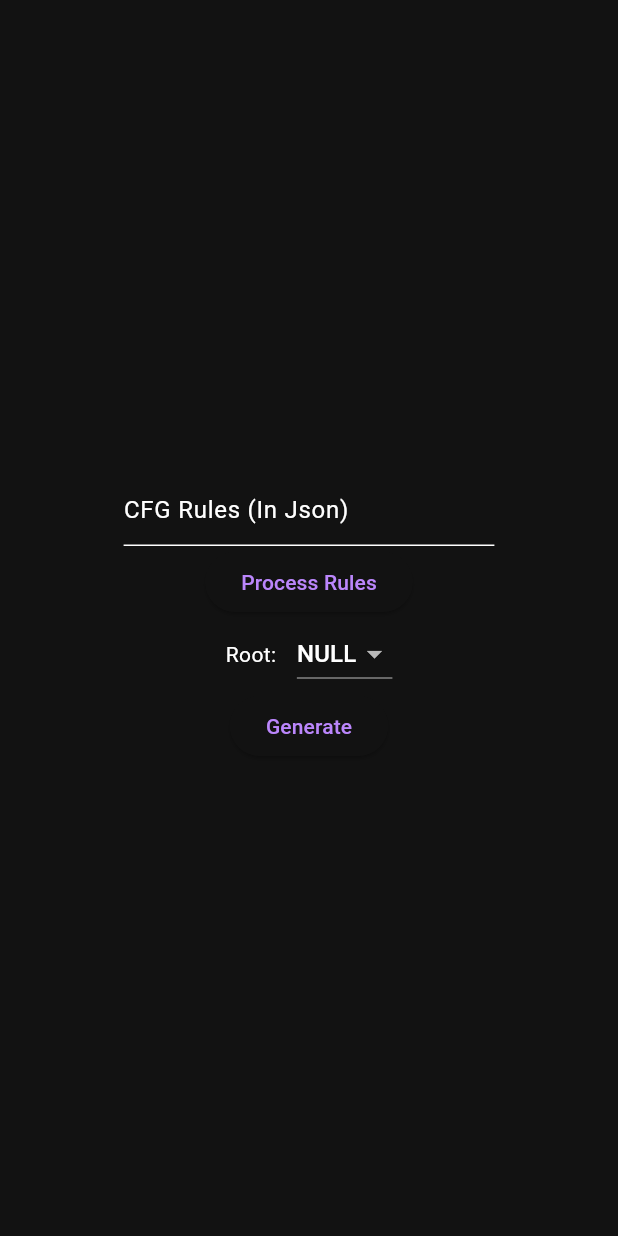
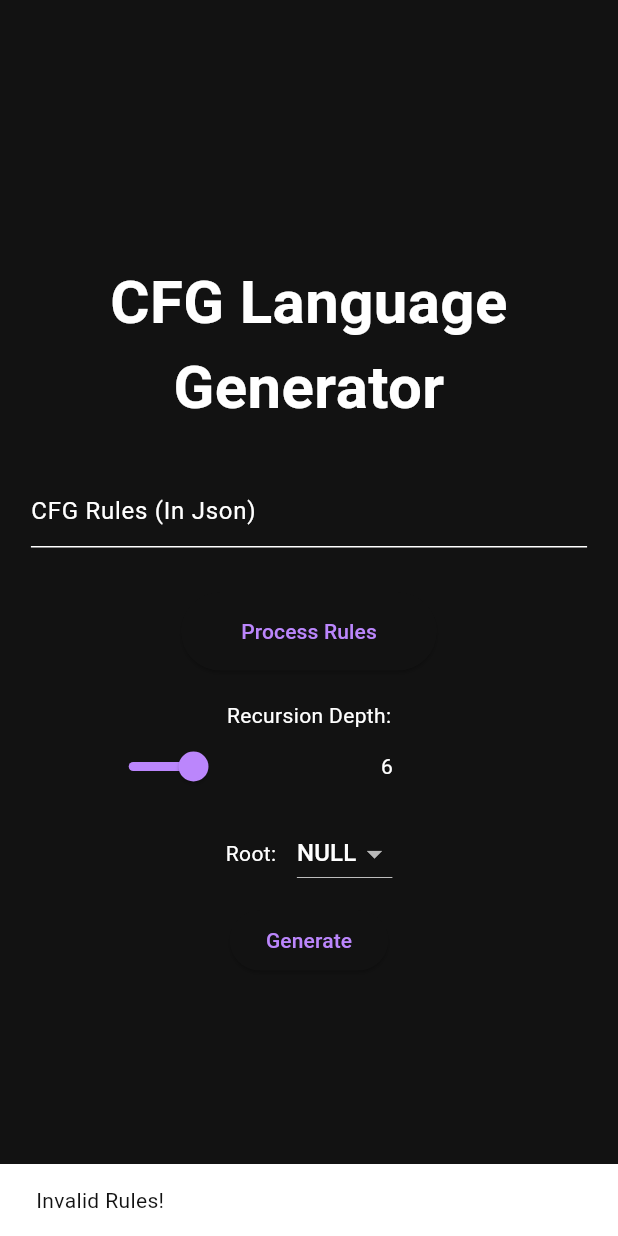
Before and after one commit to C41f0N/cfg_language_generator_flutter, a Flutter app: the screen it shows after launch, after a tap on "Process Rules", on a phone screen of 412 x 824 dp. Run offline on Flutter 3.47's test engine with Material 3 defaults, Android fonts, the phone set to English and light mode, and no system bars.

Commit message:
poori banali

```diff
--- a/lib/data/cfg_generator.dart
+++ b/lib/data/cfg_generator.dart
@@ -20,10 +20,15 @@ class CfgGenerator extends ChangeNotifier {
     return true;
   }
 
-  void setProdRules(String rulesString) {
-    prodRules = json.decode(rulesString);
-
+  bool setProdRules(String rulesString) {
+    prodRules = {};
     terminSym = [];
+    root = "";
+    try {
+      prodRules = json.decode(rulesString);
+    } catch (exception) {
+      return false;
+    }
     for (List<dynamic> options in prodRules.values.toList()) {
       for (String option in options) {
         for (String element in option.split("+")) {
@@ -34,9 +39,8 @@ class CfgGenerator extends ChangeNotifier {
       }
     }
 
-    print(terminSym);
-
     notifyListeners();
+    return true;
   }
 
   List<String> getNodes() {
@@ -71,8 +75,8 @@ class CfgGenerator extends ChangeNotifier {
         if (prodRules.containsKey(symbol)) {
           for (var evaluation in prodRules[symbol]) {
             String newS = s.replaceFirst(symbol, evaluation, 0);
-            String rule = "$symbol -> ${prodRules[symbol]}";
-            String newRulesUsed = "$rulesUsed\n$rule\n$newS\n\n";
+            String rule = "${i + 1}) $symbol -> ${prodRules[symbol]}";
+            String newRulesUsed = " $rulesUsed\n$rule\n$newS\n\n";
 
             evaluate(newS, d, i + 1, newRulesUsed);
           }
--- a/lib/screens/home_screen.dart
+++ b/lib/screens/home_screen.dart
@@ -27,11 +27,22 @@ class _HomeScreenState extends State<HomeScreen> {
           body: Center(
             child: Padding(
               padding: EdgeInsets.symmetric(
-                horizontal: MediaQuery.of(context).size.width * 0.2,
+                horizontal:
+                    MediaQuery.of(context).size.width <
+                            MediaQuery.of(context).size.height
+                        ? MediaQuery.of(context).size.width * 0.05
+                        : MediaQuery.of(context).size.width * 0.2,
               ),
               child: Column(
                 mainAxisAlignment: MainAxisAlignment.center,
                 children: [
+                  Text(
+                    "CFG Language Generator",
+                    style: TextStyle(fontSize: 40, fontWeight: FontWeight.bold),
+                    textAlign: TextAlign.center,
+                  ),
+                  SizedBox(height: 30),
+
                   TextField(
                     decoration: InputDecoration(
                       hintText: "CFG Rules (In Json)",
@@ -39,12 +50,54 @@ class _HomeScreenState extends State<HomeScreen> {
                     controller: prodRulesController,
                     maxLines: null,
                   ),
+                  SizedBox(height: 30),
                   ElevatedButton(
                     onPressed: () {
-                      generator.setProdRules(prodRulesController.text);
+                      bool result = generator.setProdRules(
+                        prodRulesController.text,
+                      );
+
+                      if (result) {
+                        ScaffoldMessenger.of(context).removeCurrentSnackBar();
+                        ScaffoldMessenger.of(context).showSnackBar(
+                          SnackBar(content: Text("Rules Updated")),
+                        );
+                      } else {
+                        ScaffoldMessenger.of(context).removeCurrentSnackBar();
+                        ScaffoldMessenger.of(context).showSnackBar(
+                          SnackBar(content: Text("Invalid Rules!")),
+                        );
+                      }
                     },
+                    child: Padding(
+                      padding: const EdgeInsets.all(16.0),
                       child: Text("Process Rules"),
                     ),
+                  ),
+                  SizedBox(height: 20),
+                  Text("Recursion Depth:"),
+                  Padding(
+                    padding: EdgeInsets.symmetric(
+                      horizontal: MediaQuery.of(context).size.width * 0.1,
+                    ),
+
+                    child: Row(
+                      children: [
+                        Slider(
+                          value: generator.maxDepth / 20,
+                          onChanged: (x) {
+                            x *= 20;
+                            setState(() {
+                              generator.maxDepth = x.toInt();
+                            });
+                          },
+                        ),
+                        Text(generator.maxDepth.toString()),
+                      ],
+                    ),
+                  ),
+                  SizedBox(height: 10),
+
                   Row(
                     mainAxisAlignment: MainAxisAlignment.center,
                     children: [
@@ -64,14 +117,18 @@ class _HomeScreenState extends State<HomeScreen> {
                       ),
                     ],
                   ),
+
+                  SizedBox(height: 10),
                   ElevatedButton(
                     onPressed: () {
+                      if (generator.root.isNotEmpty) {
                         showDialog(
                           context: context,
                           builder:
                               (context) => SizedBox(
                                 width: MediaQuery.of(context).size.width * 0.4,
-                              height: MediaQuery.of(context).size.height * 0.4,
+                                height:
+                                    MediaQuery.of(context).size.height * 0.4,
                                 child: AlertDialog(
                                   title: Text(
                                     "Generated Sentences: ",
@@ -82,24 +139,20 @@ class _HomeScreenState extends State<HomeScreen> {
 
                                     textAlign: TextAlign.center,
                                   ),
-                                content: Center(
-                                  child: FutureBuilder(
+                                  content: FutureBuilder(
                                     future: generator.generateSentence(),
                                     builder: (context, snapshot) {
                                       if (snapshot.data == null) {
-                                        return CircularProgressIndicator();
+                                        return Center(
+                                          child: CircularProgressIndicator(),
+                                        );
                                       }
-                                      return SingleChildScrollView(
-                                        child: SizedBox(
+                                      return SizedBox(
                                         width:
-                                              MediaQuery.of(
-                                                context,
-                                              ).size.width *
+                                            MediaQuery.of(context).size.width *
                                             0.4,
                                         height:
-                                              MediaQuery.of(
-                                                context,
-                                              ).size.height *
+                                            MediaQuery.of(context).size.height *
                                             0.4,
                                         child: Scrollbar(
                                           thumbVisibility: true,
@@ -122,7 +175,23 @@ class _HomeScreenState extends State<HomeScreen> {
                                                           (
                                                             context,
                                                           ) => AlertDialog(
-                                                              content: Center(
+                                                            title: Text(
+                                                              "Rules used, in order...",
+                                                            ),
+                                                            content: SizedBox(
+                                                              height:
+                                                                  MediaQuery.of(
+                                                                        context,
+                                                                      )
+                                                                      .size
+                                                                      .height *
+                                                                  0.5,
+                                                              width:
+                                                                  MediaQuery.of(
+                                                                    context,
+                                                                  ).size.width *
+                                                                  0.5,
+                                                              child: SingleChildScrollView(
                                                                 child: Text(
                                                                   generator
                                                                           .generatedStrings[generator
@@ -133,6 +202,7 @@ class _HomeScreenState extends State<HomeScreen> {
                                                                 ),
                                                               ),
                                                             ),
+                                                          ),
                                                     );
                                                   },
                                                   child: Text(
@@ -140,8 +210,11 @@ class _HomeScreenState extends State<HomeScreen> {
                                                         .generatedStrings
                                                         .keys
                                                         .toList()[index],
-                                                      textAlign:
-                                                          TextAlign.center,
+                                                    textAlign: TextAlign.center,
+                                                  ),
+                                                ),
+                                              );
+                                            },
                                           ),
                                         ),
                                       );
@@ -150,12 +223,7 @@ class _HomeScreenState extends State<HomeScreen> {
                                 ),
                               ),
                         );
-                                    },
-                                  ),
-                                ),
-                              ),
-                            ),
-                      );
+                      }
                     },
                     child: Text("Generate"),
                   ),
```
Lines whose indentation alone changed are shown as unchanged.
